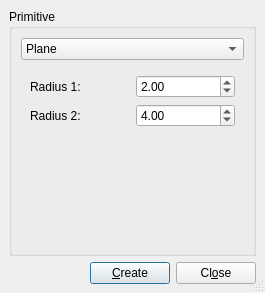
The window that src/Mod/Part/Gui/DlgPrimitives.ui (berndhahnebach/All_FreeCAD) describes before a commit, drawn with Qt 5.
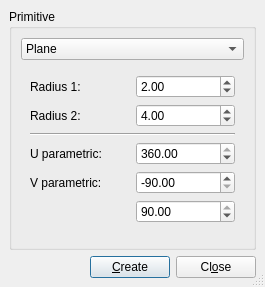
The same window after the commit. The open tabs and pages were chosen to show the change.

Commit message: + add ellipsoid feature

Diff of the .ui file:
```diff
--- a/src/Mod/Part/Gui/DlgPrimitives.ui
+++ b/src/Mod/Part/Gui/DlgPrimitives.ui
@@ -9,7 +9,7 @@
     <x>0</x>
     <y>0</y>
     <width>265</width>
-    <height>293</height>
+    <height>287</height>
    </rect>
   </property>
   <property name="windowTitle" >
@@ -580,22 +580,29 @@
           <property name="spacing" >
            <number>6</number>
           </property>
-          <item row="1" column="0" >
+          <item row="3" column="0" >
            <spacer>
             <property name="orientation" >
              <enum>Qt::Vertical</enum>
             </property>
-            <property name="sizeType" >
-             <enum>QSizePolicy::Expanding</enum>
-            </property>
             <property name="sizeHint" >
              <size>
-              <width>31</width>
-              <height>81</height>
+              <width>20</width>
+              <height>20</height>
              </size>
             </property>
            </spacer>
           </item>
+          <item row="1" column="0" >
+           <widget class="Line" name="line_5" >
+            <property name="frameShape" >
+             <enum>QFrame::HLine</enum>
+            </property>
+            <property name="frameShadow" >
+             <enum>QFrame::Sunken</enum>
+            </property>
+           </widget>
+          </item>
           <item row="0" column="0" >
            <layout class="QGridLayout" >
             <property name="margin" >
@@ -614,13 +621,6 @@
               </property>
              </widget>
             </item>
-            <item row="1" column="0" >
-             <widget class="QLabel" name="textLabel17" >
-              <property name="text" >
-               <string>Radius 2:</string>
-              </property>
-             </widget>
-            </item>
             <item row="0" column="1" >
              <widget class="QDoubleSpinBox" name="ellipsoidRadius1" >
               <property name="maximum" >
@@ -632,9 +632,92 @@
              </widget>
             </item>
             <item row="0" column="0" >
-             <widget class="QLabel" name="textLabel16" >
+             <widget class="QLabel" name="textLabel21" >
               <property name="text" >
                <string>Radius 1:</string>
+              </property>
+             </widget>
+            </item>
+            <item row="1" column="0" >
+             <widget class="QLabel" name="textLabel22" >
+              <property name="text" >
+               <string>Radius 2:</string>
+              </property>
+             </widget>
+            </item>
+           </layout>
+          </item>
+          <item row="2" column="0" >
+           <layout class="QGridLayout" >
+            <property name="margin" >
+             <number>0</number>
+            </property>
+            <property name="spacing" >
+             <number>6</number>
+            </property>
+            <item row="0" column="0" >
+             <widget class="QLabel" name="label23" >
+              <property name="text" >
+               <string>U parametric:</string>
+              </property>
+             </widget>
+            </item>
+            <item row="2" column="0" >
+             <spacer>
+              <property name="orientation" >
+               <enum>Qt::Horizontal</enum>
+              </property>
+              <property name="sizeType" >
+               <enum>QSizePolicy::Preferred</enum>
+              </property>
+              <property name="sizeHint" >
+               <size>
+                <width>81</width>
+                <height>20</height>
+               </size>
+              </property>
+             </spacer>
+            </item>
+            <item row="1" column="1" >
+             <widget class="QDoubleSpinBox" name="ellipsoidAngle1" >
+              <property name="maximum" >
+               <double>90</double>
+              </property>
+              <property name="minimum" >
+               <double>-90</double>
+              </property>
+              <property name="value" >
+               <double>-90</double>
+              </property>
+             </widget>
+            </item>
+            <item row="1" column="0" >
+             <widget class="QLabel" name="label24" >
+              <property name="text" >
+               <string>V parametric:</string>
+              </property>
+             </widget>
+            </item>
+            <item row="2" column="1" >
+             <widget class="QDoubleSpinBox" name="ellipsoidAngle2" >
+              <property name="maximum" >
+               <double>90</double>
+              </property>
+              <property name="minimum" >
+               <double>-90</double>
+              </property>
+              <property name="value" >
+               <double>90</double>
+              </property>
+             </widget>
+            </item>
+            <item row="0" column="1" >
+             <widget class="QDoubleSpinBox" name="ellipsoidAngle3" >
+              <property name="maximum" >
+               <double>360</double>
+              </property>
+              <property name="value" >
+               <double>360</double>
               </property>
              </widget>
             </item>
```
Left out of the diff: 7 changed lines with no effect on the pictures. The commit also changes 16 other files.
